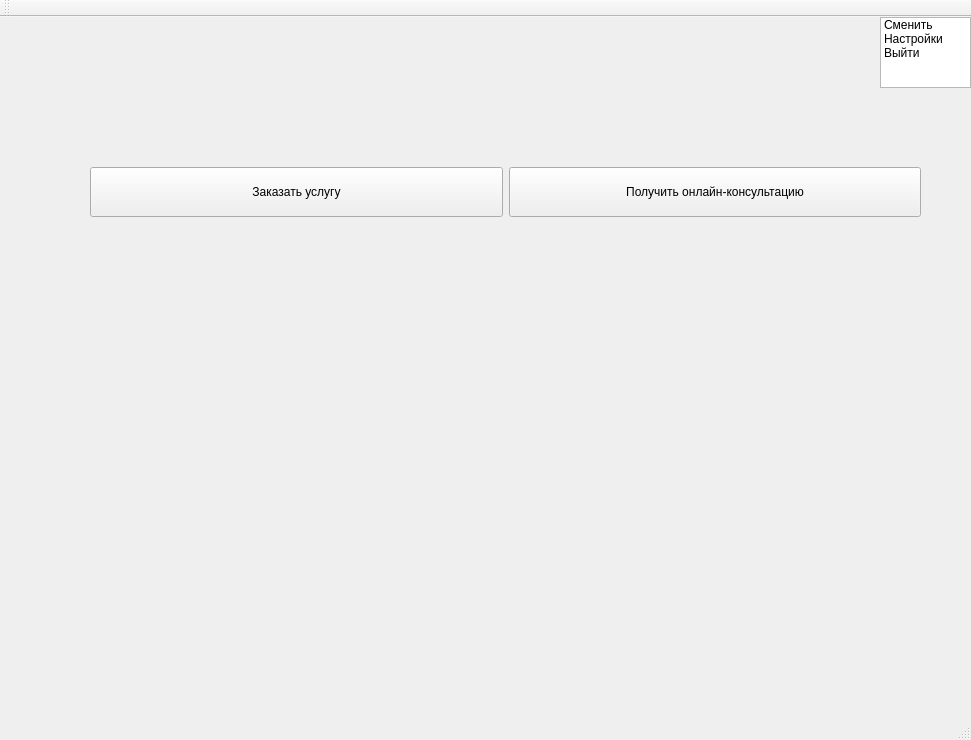
Twelve-cloud/coursework2, file client/mainwindow.ui: the form before one commit.
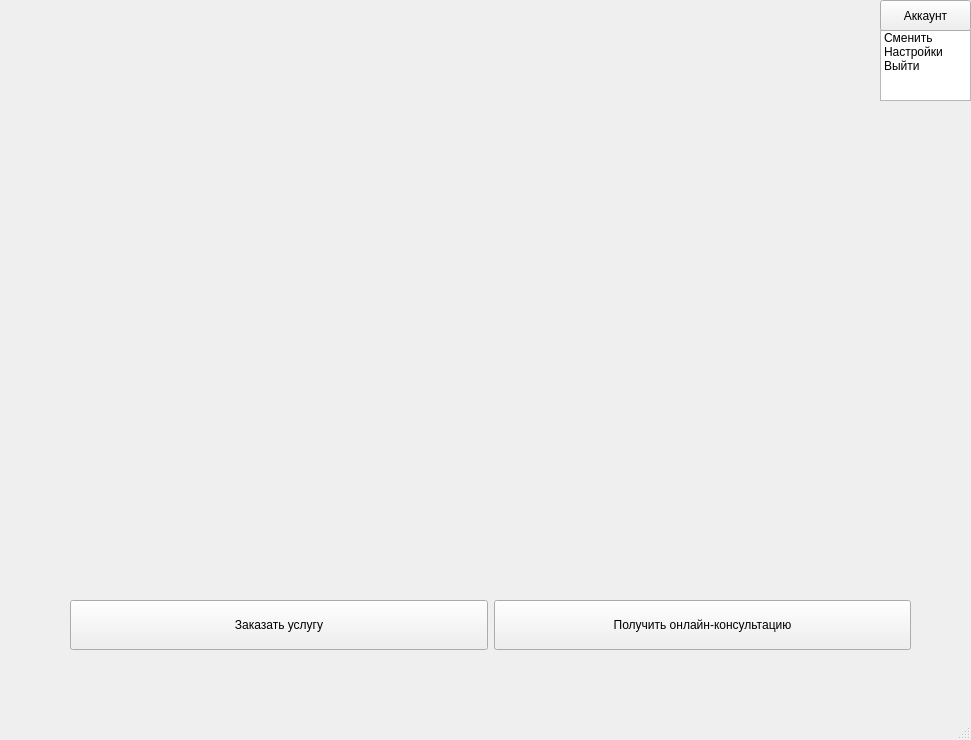
The form after the commit.

```diff
--- a/client/mainwindow.ui
+++ b/client/mainwindow.ui
@@ -17,9 +17,9 @@
    <widget class="QWidget" name="horizontalLayoutWidget">
     <property name="geometry">
      <rect>
-      <x>90</x>
-      <y>140</y>
-      <width>831</width>
+      <x>70</x>
+      <y>590</y>
+      <width>841</width>
       <height>71</height>
      </rect>
     </property>
@@ -56,11 +56,14 @@
     <property name="geometry">
      <rect>
       <x>880</x>
-      <y>0</y>
+      <y>30</y>
       <width>91</width>
       <height>71</height>
      </rect>
     </property>
+    <property name="viewMode">
+     <enum>QListView::ListMode</enum>
+    </property>
     <item>
      <property name="text">
       <string>Сменить</string>
@@ -77,6 +80,19 @@
      </property>
     </item>
    </widget>
+   <widget class="QPushButton" name="accountSettingsButton">
+    <property name="geometry">
+     <rect>
+      <x>880</x>
+      <y>0</y>
+      <width>91</width>
+      <height>31</height>
+     </rect>
+    </property>
+    <property name="text">
+     <string>Аккаунт</string>
+    </property>
+   </widget>
   </widget>
   <widget class="QMenuBar" name="menubar">
    <property name="geometry">
@@ -89,42 +105,6 @@
    </property>
   </widget>
   <widget class="QStatusBar" name="statusbar"/>
-  <widget class="QToolBar" name="toolBar">
-   <property name="windowTitle">
-    <string>toolBar</string>
-   </property>
-   <attribute name="toolBarArea">
-    <enum>TopToolBarArea</enum>
-   </attribute>
-   <attribute name="toolBarBreak">
-    <bool>false</bool>
-   </attribute>
-  </widget>
-  <action name="changeAccountAction">
-   <property name="text">
-    <string>Сменить аккаунт</string>
-   </property>
-  </action>
-  <action name="settingsAccountAction">
-   <property name="text">
-    <string>Настройки </string>
-   </property>
-  </action>
-  <action name="action_3">
-   <property name="text">
-    <string>Выйти из аккаунта</string>
-   </property>
-  </action>
-  <action name="action_10">
-   <property name="text">
-    <string>Выйти из аккаунта</string>
-   </property>
-  </action>
-  <action name="exitAccoutAction">
-   <property name="text">
-    <string>Выйти из аккаунта</string>
-   </property>
-  </action>
  </widget>
  <resources/>
  <connections/>
```
